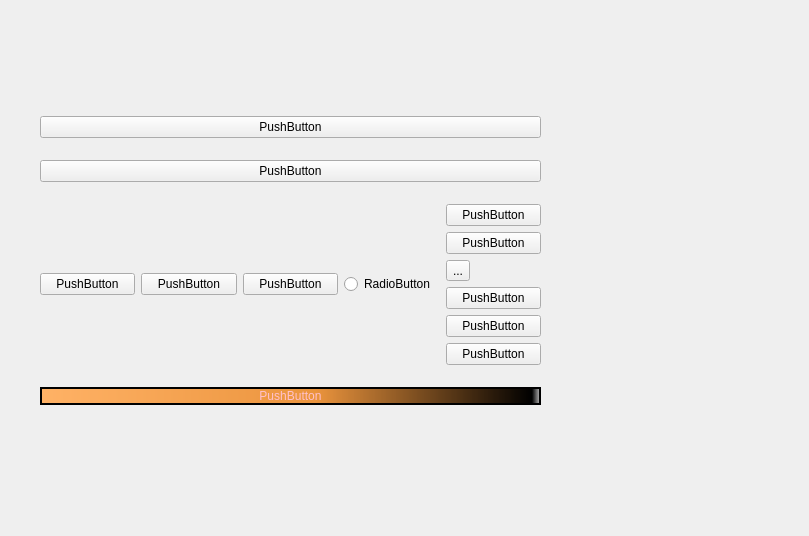
This is layout.ui in prabal01pathak/pyqt_auth_app as Qt 5 draws it before an edit. The edited form follows.
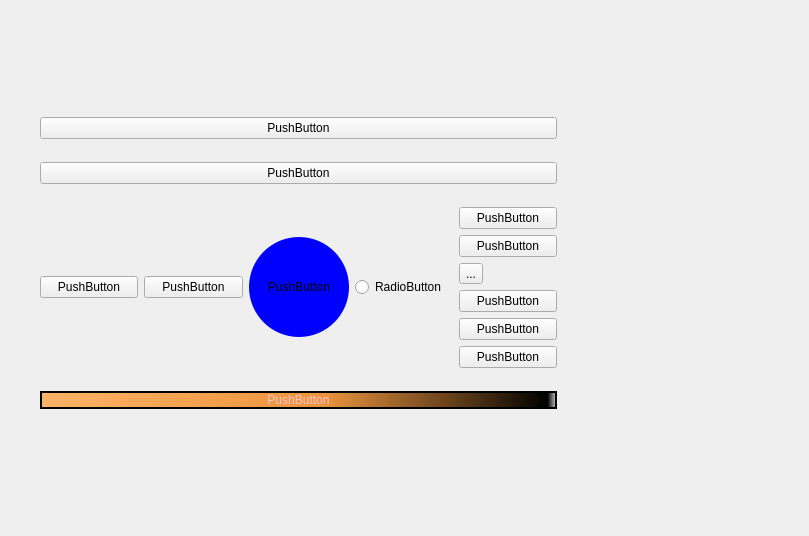
This is the edited form.

Diff of the .ui file:
```diff
--- a/layout.ui
+++ b/layout.ui
@@ -18,8 +18,8 @@
     <rect>
      <x>40</x>
      <y>100</y>
-     <width>501</width>
-     <height>322</height>
+     <width>517</width>
+     <height>327</height>
     </rect>
    </property>
    <layout class="QVBoxLayout" name="verticalLayout_2">
@@ -55,6 +55,13 @@
       </item>
       <item>
        <widget class="QPushButton" name="pushButton_9">
+        <property name="styleSheet">
+         <string notr="true">width: 100px;
+height: 100px;
+border-radius: 50px;
+background-color: blue;
+</string>
+        </property>
         <property name="text">
          <string>PushButton</string>
         </property>
```
